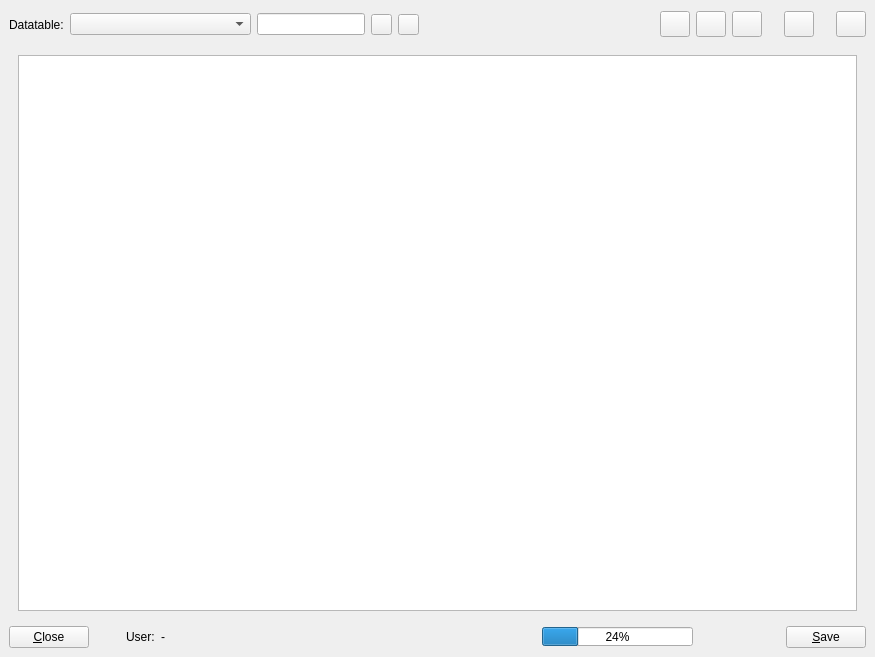
First picture: the form in trunk/ui/datafrm.ui, repository BackupTheBerlios/first4-svn, before the edit.
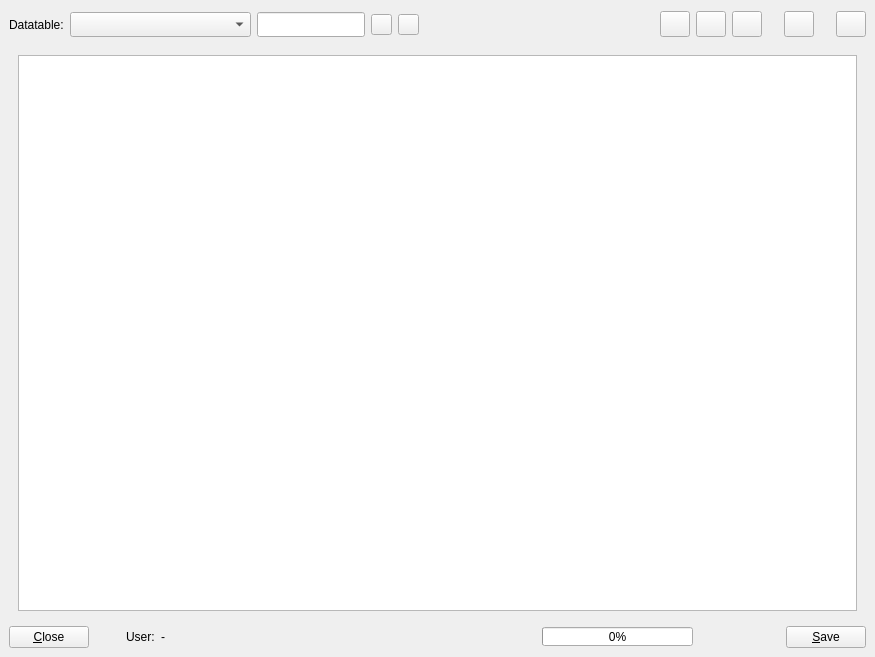
Second picture: the form after the edit. Icons and pictures are not drawn.

Patch:
```diff
--- a/trunk/ui/datafrm.ui
+++ b/trunk/ui/datafrm.ui
@@ -210,7 +210,7 @@
         </size>
        </property>
        <property name="value" >
-        <number>24</number>
+        <number>0</number>
        </property>
        <property name="orientation" >
         <enum>Qt::Horizontal</enum>
@@ -300,7 +300,7 @@
          <property name="maximumSize" >
           <size>
            <width>16777215</width>
-           <height>22</height>
+           <height>25</height>
           </size>
          </property>
         </widget>
@@ -310,7 +310,7 @@
          <property name="maximumSize" >
           <size>
            <width>16777215</width>
-           <height>22</height>
+           <height>25</height>
           </size>
          </property>
         </widget>
```
